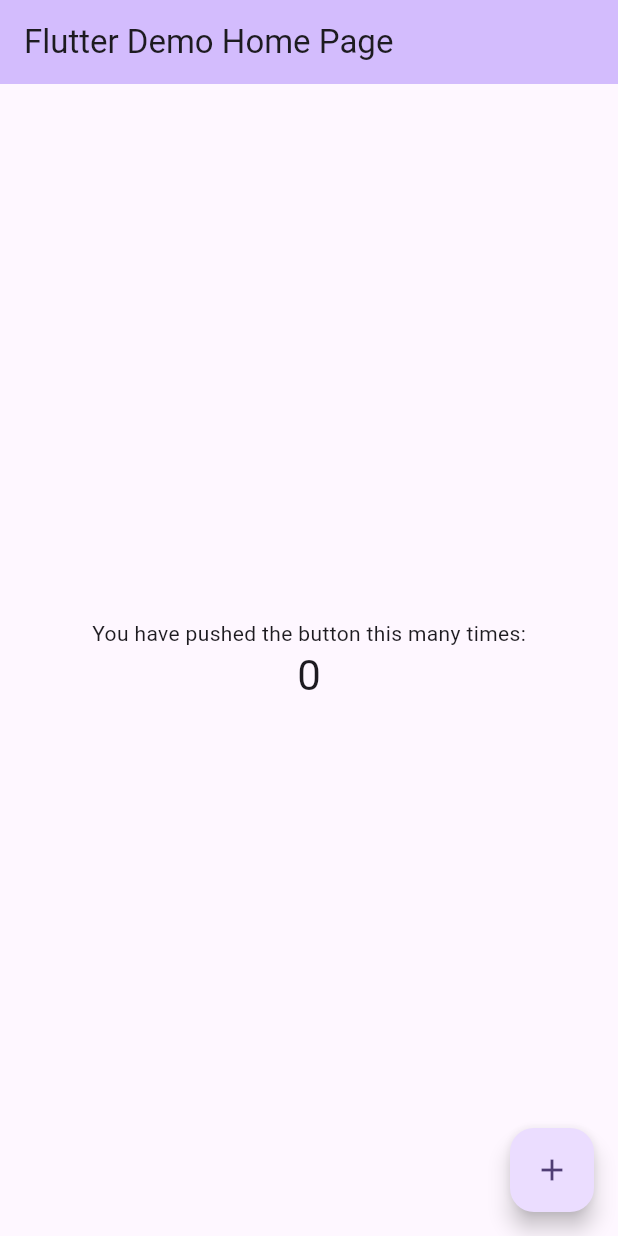
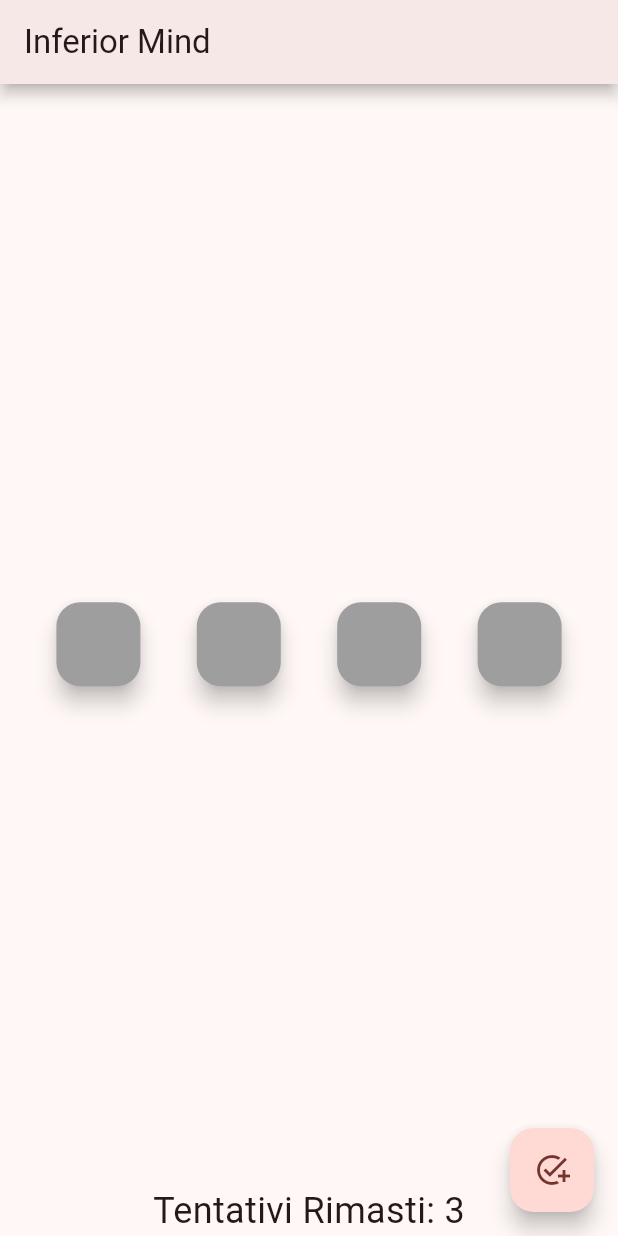
Before and after one commit to Leo05-gif/TPSIT, a Flutter app: the screen it shows after launch, on a phone screen of 412 x 824 dp. Run offline on Flutter 3.47's test engine with Material 3 defaults, Android fonts, the light colour scheme and no system bars.

Commit message:
Rimosso il caso della "combinazione errata" in quanto risultava ridondante con l'aggiunta del feedback al di sotto dei buttoni.

```diff
--- a/inferiormind/lib/main.dart
+++ b/inferiormind/lib/main.dart
@@ -1,3 +1,5 @@
+import 'dart:math';
+
 import 'package:flutter/material.dart';
 
 void main() {
@@ -7,45 +9,21 @@
 class MyApp extends StatelessWidget {
   const MyApp({super.key});
 
-  // This widget is the root of your application.
   @override
   Widget build(BuildContext context) {
     return MaterialApp(
-      title: 'Flutter Demo',
+      title: 'Inferior Mind',
       theme: ThemeData(
-        // This is the theme of your application.
-        //
-        // TRY THIS: Try running your application with "flutter run". You'll see
-        // the application has a purple toolbar. Then, without quitting the app,
-        // try changing the seedColor in the colorScheme below to Colors.green
-        // and then invoke "hot reload" (save your changes or press the "hot
-        // reload" button in a Flutter-supported IDE, or press "r" if you used
-        // the command line to start the app).
-        //
-        // Notice that the counter didn't reset back to zero; the application
-        // state is not lost during the reload. To reset the state, use hot
-        // restart instead.
-        //
-        // This works for code too, not just values: Most code changes can be
-        // tested with just a hot reload.
-        colorScheme: ColorScheme.fromSeed(seedColor: Colors.deepPurple),
+        colorScheme: ColorScheme.fromSeed(seedColor: Colors.red),
+        useMaterial3: true,
       ),
-      home: const MyHomePage(title: 'Flutter Demo Home Page'),
+      home: const MyHomePage(title: 'Inferior Mind'),
     );
   }
 }
 
 class MyHomePage extends StatefulWidget {
   const MyHomePage({super.key, required this.title});
-
-  // This widget is the home page of your application. It is stateful, meaning
-  // that it has a State object (defined below) that contains fields that affect
-  // how it looks.
-
-  // This class is the configuration for the state. It holds the values (in this
-  // case the title) provided by the parent (in this case the App widget) and
-  // used by the build method of the State. Fields in a Widget subclass are
-  // always marked "final".
 
   final String title;
 
@@ -54,69 +32,186 @@
 }
 
 class _MyHomePageState extends State<MyHomePage> {
-  int _counter = 0;
+  final List<Color> _colours = [Colors.red, Colors.blue, Colors.yellow, Colors.green];
+  static int _maxAttempts = 3;
 
-  void _incrementCounter() {
+  // BUTTONS RELATED
+  List<int> _counters = List.filled(4, 0);
+  List<Color> _currentColour = List.filled(4, Colors.grey);
+  List<Color> _sequence = [];
+
+  // TEXT
+  List<String> _guessesText = List.filled(4, "");
+  String _statusText = "";
+  final String _attemptsText = "Tentativi Rimasti: ";
+
+  // FLAGS
+  bool _gameOverFlag = false;
+  bool _vittoryFlag = false;
+
+  int _attempts = _maxAttempts;
+
+  @override
+  void initState() {
+    super.initState();
+    _sequence = _generateSequence();
+  }
+
+  List<Color>  _generateSequence() {
+    List<Color> newSequence = [];
+    for (var i = 0; i < _colours.length; i++) {
+      newSequence.add(_colours[Random().nextInt(_colours.length)]);
+    }
+    return newSequence;
+  }
+
+  void _updateButton(int index) {
     setState(() {
-      // This call to setState tells the Flutter framework that something has
-      // changed in this State, which causes it to rerun the build method below
-      // so that the display can reflect the updated values. If we changed
-      // _counter without calling setState(), then the build method would not be
-      // called again, and so nothing would appear to happen.
-      _counter++;
+      if (_counters[index] > _colours.length - 1) {
+        _counters[index] = 0;
+      }
+      _currentColour[index] = _colours[_counters[index]];
+      _counters[index]++;
+    });
+  }
+
+  void _checkGameOver() {
+    _attempts--;
+
+    for (int i = 0; i < _currentColour.length; i++) {
+      if (_currentColour[i].toString() == _sequence[i].toString()) {
+        _guessesText[i] = "INDOVINATO";
+      } else {
+        _guessesText[i] = "SBAGLIATO";
+      }
+    }
+    if (_currentColour.toString() == _sequence.toString()) {
+      _vittoryFlag = true;
+    }
+    if (_attempts == 0) {
+      _gameOverFlag = true;
+    }
+  }
+
+  void _updateStatusText() {
+    setState(() {
+      if (_vittoryFlag) {
+        _statusText = "Hai Vinto!";
+      }
+      else if (_gameOverFlag) {
+        _statusText = "Hai Perso!";
+      }
+    });
+  }
+
+  void _checkGame() {
+    _checkGameOver();
+    _updateStatusText();
+    if (_vittoryFlag || _gameOverFlag) {
+      Future.delayed(Duration(seconds: 2), () {
+        _resetGame();
+      });
+    }
+  }
+
+  void _resetGame() {
+    setState(() {
+      // RESET BUTTONS
+      _counters = List.filled(4, 0);
+      _currentColour = List.filled(4, Colors.grey);
+
+      // RESET TEXT
+      _guessesText = List.filled(4, "");
+      _statusText = "";
+
+      // RESET FLAGS
+      _vittoryFlag = false;
+      _gameOverFlag = false;
+
+      _attempts = _maxAttempts;
+      _sequence = _generateSequence();
     });
   }
 
   @override
   Widget build(BuildContext context) {
-    // This method is rerun every time setState is called, for instance as done
-    // by the _incrementCounter method above.
-    //
-    // The Flutter framework has been optimized to make rerunning build methods
-    // fast, so that you can just rebuild anything that needs updating rather
-    // than having to individually change instances of widgets.
     return Scaffold(
       appBar: AppBar(
-        // TRY THIS: Try changing the color here to a specific color (to
-        // Colors.amber, perhaps?) and trigger a hot reload to see the AppBar
-        // change color while the other colors stay the same.
-        backgroundColor: Theme.of(context).colorScheme.inversePrimary,
-        // Here we take the value from the MyHomePage object that was created by
-        // the App.build method, and use it to set our appbar title.
         title: Text(widget.title),
+        shadowColor: Theme.of(context).shadowColor,
+        elevation: 4,
       ),
-      body: Center(
-        // Center is a layout widget. It takes a single child and positions it
-        // in the middle of the parent.
-        child: Column(
-          // Column is also a layout widget. It takes a list of children and
-          // arranges them vertically. By default, it sizes itself to fit its
-          // children horizontally, and tries to be as tall as its parent.
-          //
-          // Column has various properties to control how it sizes itself and
-          // how it positions its children. Here we use mainAxisAlignment to
-          // center the children vertically; the main axis here is the vertical
-          // axis because Columns are vertical (the cross axis would be
-          // horizontal).
-          //
-          // TRY THIS: Invoke "debug painting" (choose the "Toggle Debug Paint"
-          // action in the IDE, or press "p" in the console), to see the
-          // wireframe for each widget.
-          mainAxisAlignment: MainAxisAlignment.center,
-          children: <Widget>[
-            const Text('You have pushed the button this many times:'),
-            Text(
-              '$_counter',
-              style: Theme.of(context).textTheme.headlineMedium,
+      body: Stack(
+        children: [
+          Center(
+            child: Column(
+              mainAxisAlignment: MainAxisAlignment.center,
+              children: [
+                Row(
+                  mainAxisAlignment: MainAxisAlignment.spaceEvenly,
+                  children: [
+                    FloatingActionButton(
+                      onPressed: () {
+                        _updateButton(0);
+                      },
+                      backgroundColor: _currentColour[0],
+                    ),
+                    FloatingActionButton(
+                      onPressed: () {
+                        _updateButton(1);
+                      },
+                      backgroundColor: _currentColour[1],
+                    ),
+                    FloatingActionButton(
+                      onPressed: () {
+                        _updateButton(2);
+                      },
+                      backgroundColor: _currentColour[2],
+                    ),
+                    FloatingActionButton(
+                      onPressed: () {
+                        _updateButton(3);
+                      },
+                      backgroundColor: _currentColour[3],
+                    ),
+                  ],
+                ),
+                Row(
+                  mainAxisAlignment: MainAxisAlignment.spaceEvenly,
+                  children: [
+                    Text(_guessesText[0]),
+                    Text(_guessesText[1]),
+                    Text(_guessesText[2]),
+                    Text(_guessesText[3]),
+                  ],
+                )
+              ],
             ),
-          ],
-        ),
+          ),
+          Align(
+            alignment: Alignment.topCenter,
+            child: Text(
+              _statusText,
+              style: (TextStyle(fontSize:24)),
+            ),
+          ),
+          Align(
+            alignment: Alignment.bottomCenter,
+            child: Text(
+              _attemptsText + _attempts.toString(),
+              style: (TextStyle(fontSize:24)),
+            ),
+          )
+        ],
       ),
       floatingActionButton: FloatingActionButton(
-        onPressed: _incrementCounter,
-        tooltip: 'Increment',
-        child: const Icon(Icons.add),
-      ), // This trailing comma makes auto-formatting nicer for build methods.
+        onPressed: () {
+          if (!_vittoryFlag && !_gameOverFlag) {
+            _checkGame();
+          }
+        },
+        child: Icon(Icons.add_task),
+      ),
     );
   }
 }
```
